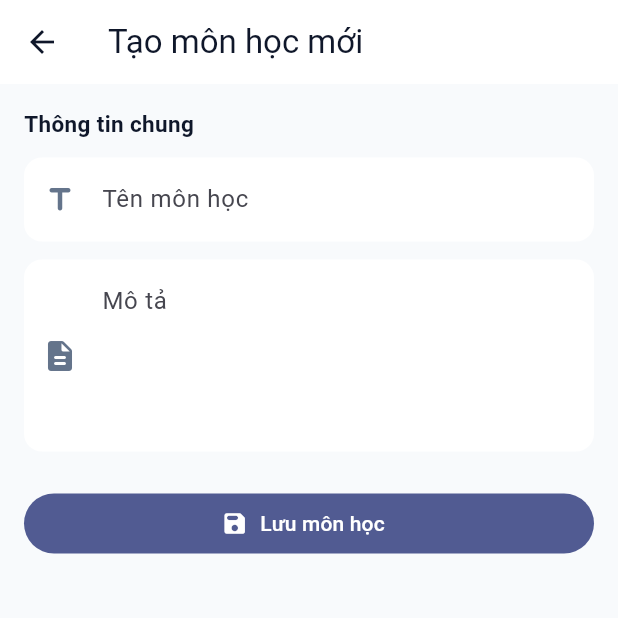
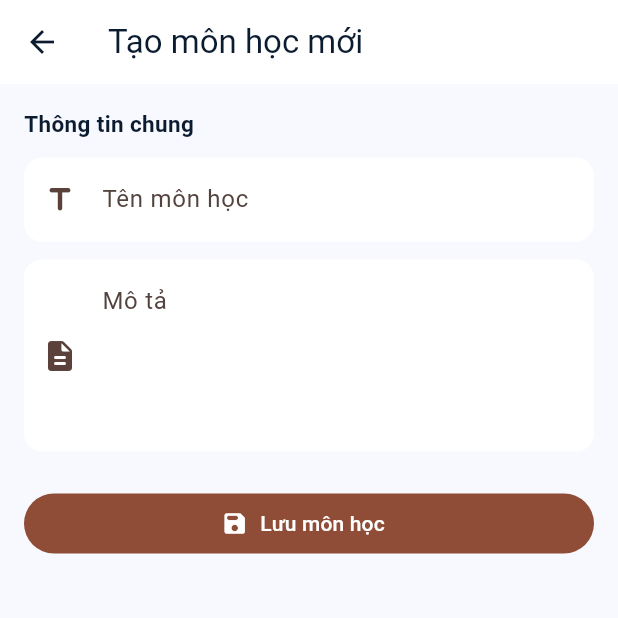
Before and after one commit to nhuhuynh1910/ExamSystem_FE, a Flutter app: the _AdminCreateCourseContent screen opened directly, on a phone screen of 412 x 824 dp, the top half of it. Run offline on Flutter 3.47's test engine with Material 3 defaults, Android fonts, the phone set to English and light mode, and no system bars; our stand-ins replace dio, flutter_bloc, go_router, shared_preferences; accounts and stored records are empty; network calls fail.

Commit message:
refactor(core): update app router, theme styles, and main initialization

```diff
--- a/examsystem_fe/lib/core/theme/app_theme.dart
+++ b/examsystem_fe/lib/core/theme/app_theme.dart
@@ -4,19 +4,20 @@ import 'package:flutter/material.dart';
 /// Chỉnh màu / font ở đây — không ai tự đặt màu inline trong Widget.
 class AppTheme {
   // ── Color Palette ──────────────────────────────────────────────────────────
-  static const Color primary = Color(0xFF4F46E5); // Indigo 600
-  static const Color secondary = Color(0xFF7C3AED); // Violet 600
-  static const Color surface = Color(0xFF1E1E2E); // Dark background
-  static const Color card = Color(0xFF2A2A3C);
-  static const Color error = Color(0xFFEF4444);
+  static const Color primary = Color(0xFFD14307); // FPT Orange / Primary (Match HTML #d14307)
+  static const Color secondary = Color(0xFF1D3557); // FPT Navy / Secondary (Match HTML #1D3557)
+  static const Color surface = Color(0xFFFFFFFF);
+  static const Color card = Color(0xFFFFFFFF);
+  static const Color error = Color(0xFFBA1A1A); // Match HTML error color
   static const Color success = Color(0xFF10B981);
-  static const Color warning = Color(0xFFF59E0B);
-  static const Color navy = Color(0xFF0F172A);
-  static const Color lightBg = Color(0xFFF8FAFC);
+  static const Color warning = Color(0xFFF15A22); // FPT Orange
+  static const Color navy = Color(0xFF0B1C30); // Match HTML on-background/on-surface
+  static const Color lightBg = Color(0xFFF8F9FF); // Match HTML background #f8f9ff
   static const Color border = Color(0xFFE2E8F0);
-  static const Color textMuted = Color(0xFF64748B);
-  static const Color textPrimary = Color(0xFFF1F5F9);
-  static const Color textSecondary = Color(0xFF94A3B8);
+  static const Color textMuted = Color(0xFF5A4139); // Match HTML on-surface-variant
+  static const Color textPrimary = Color(0xFF0B1C30);
+  static const Color textSecondary = Color(0xFF5A4139);
+
 
   static ThemeData get darkTheme {
     return ThemeData(
--- a/examsystem_fe/lib/main.dart
+++ b/examsystem_fe/lib/main.dart
@@ -2,6 +2,7 @@ import 'package:flutter/material.dart';
 import 'package:shared_preferences/shared_preferences.dart';
 
 import 'core/routes/app_router.dart';
+import 'core/theme/app_theme.dart';
 
 // ════════════════════════════════════════════════════════════════════════════
 // main.dart — Điểm khởi đầu của ứng dụng ExamSystem FE.
@@ -50,8 +51,9 @@ class ExamSystemApp extends StatelessWidget {
       // Thành viên phụ trách theme sẽ bổ sung ThemeData đầy đủ vào lib/core/theme/
       // và import vào đây sau.
       theme: ThemeData(
-        colorScheme: ColorScheme.fromSeed(seedColor: Colors.indigo),
+        colorScheme: ColorScheme.fromSeed(seedColor: AppTheme.primary),
         useMaterial3: true,
+        scaffoldBackgroundColor: AppTheme.lightBg,
       ),
 
       // ── Kết nối với GoRouter từ AppRouter ─────────────────────────────────
```
Also changed, not shown: examsystem_fe/lib/core/routes/app_router.dart (+139 -159 lines).
